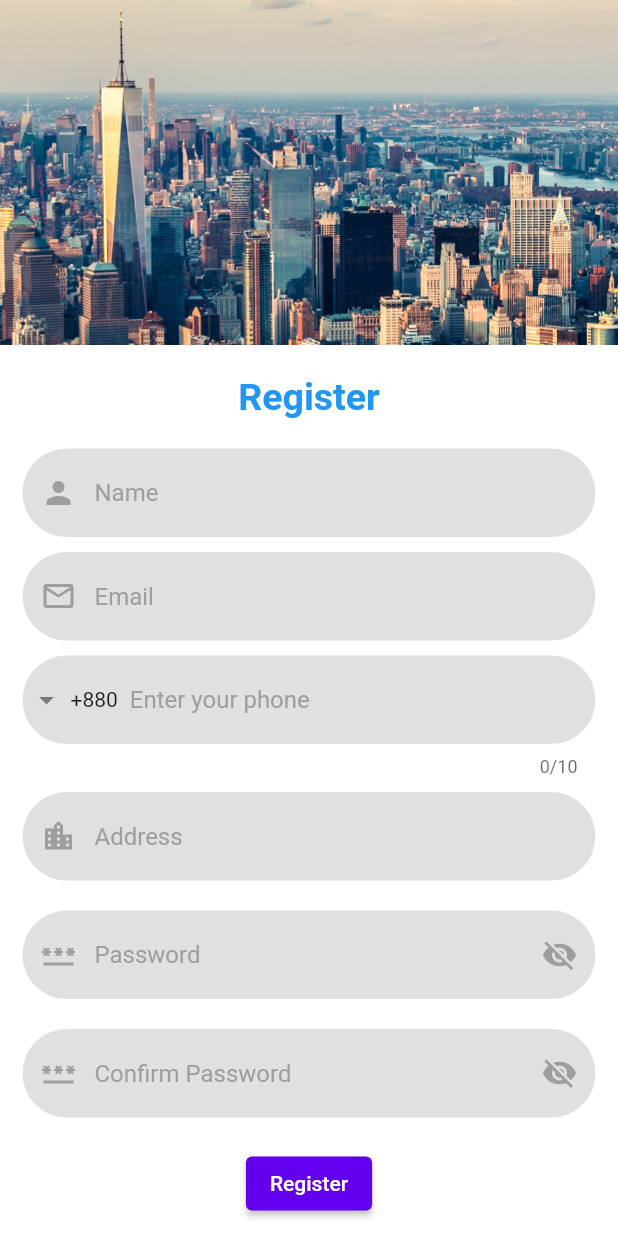
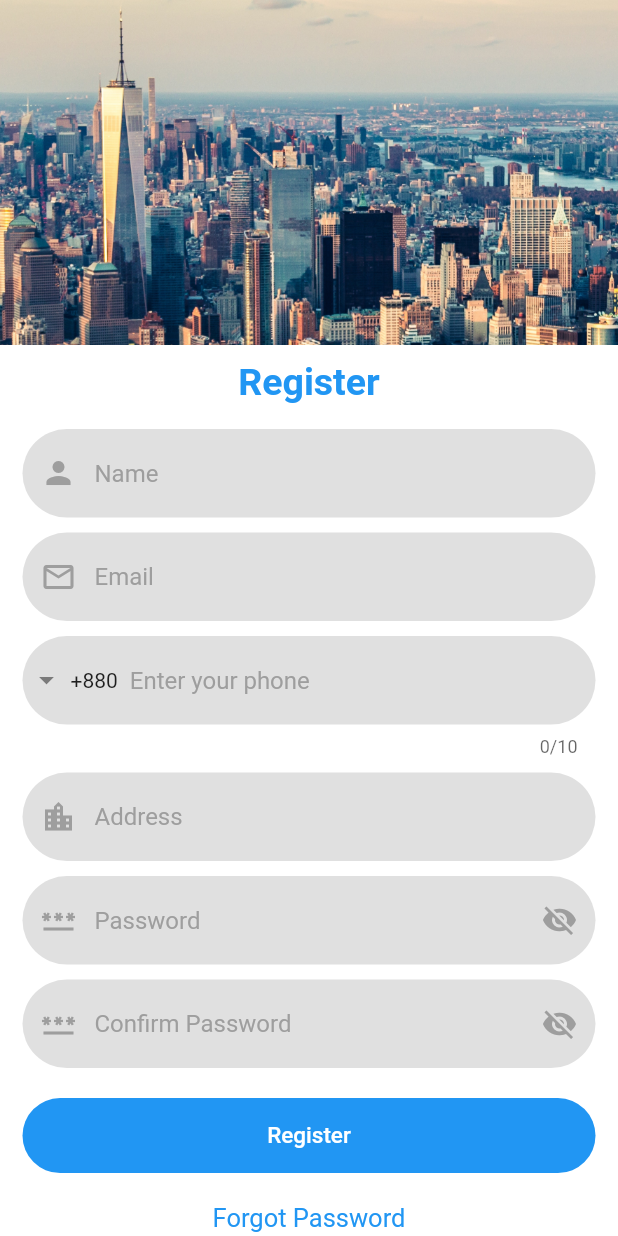
Before and after one commit to LokmanHossen/RideSharing_App_Flutter-Like-Uber, a Flutter app: the screen it shows after launch, on a phone screen of 412 x 824 dp. Run offline on Flutter 3.47's test engine with Material 2 defaults, Android fonts, the phone set to English and light mode, and no system bars; drawn by our look-alikes of intl_phone_field; our stand-ins replace email_validator, firebase_core; accounts and stored records are empty.

Commit message:
RegisterScreen

```diff
--- a/lib/screens/register_screen.dart
+++ b/lib/screens/register_screen.dart
@@ -36,12 +36,22 @@ class _RegisterScreenState extends State<RegisterScreen> {
           children: [
             Column(
               children: [
+                // Container(
+                //   height: 250,
+                //   width: double.infinity,
+                //   child: Image.asset(
+                //     darkTheme
+                //         ? 'assets/images/city2.jpeg'
+                //         : 'assets/images/city.jpeg',
+                //     fit: BoxFit.cover,
+                //   ),
+                // ),
                 Image.asset(
                   darkTheme
                       ? 'assets/images/city2.jpeg'
                       : 'assets/images/city.jpeg',
                 ),
-                const SizedBox(height: 20),
+                const SizedBox(height: 10),
                 Text(
                   'Register',
                   style: TextStyle(
@@ -51,7 +61,7 @@ class _RegisterScreenState extends State<RegisterScreen> {
                   ),
                 ),
                 Padding(
-                  padding: const EdgeInsets.fromLTRB(15, 20, 15, 50),
+                  padding: const EdgeInsets.fromLTRB(15, 17, 15, 50),
                   child: Column(
                     crossAxisAlignment: CrossAxisAlignment.center,
                     children: [
@@ -235,7 +245,7 @@ class _RegisterScreenState extends State<RegisterScreen> {
                                 },
                               ),
                             ),
-                            const SizedBox(height: 20),
+                            const SizedBox(height: 10),
                             TextFormField(
                               obscureText: !_passwordvisible,
                               inputFormatters: [
@@ -299,7 +309,7 @@ class _RegisterScreenState extends State<RegisterScreen> {
                                 },
                               ),
                             ),
-                            const SizedBox(height: 20),
+                            const SizedBox(height: 10),
                             TextFormField(
                               obscureText: !_passwordvisible,
                               inputFormatters: [
@@ -368,12 +378,68 @@ class _RegisterScreenState extends State<RegisterScreen> {
                               ),
                             ),
                             const SizedBox(height: 20),
-                            ElevatedButton(onPressed: () {
-
-                            }, child: Text('Register', ))
+                            ElevatedButton(
+                              style: ElevatedButton.styleFrom(
+                                  backgroundColor: darkTheme
+                                      ? Colors.amber.shade400
+                                      : Colors.blue,
+                                  foregroundColor:
+                                      darkTheme ? Colors.black : Colors.white,
+                                  elevation: 0,
+                                  shape: RoundedRectangleBorder(
+                                    borderRadius: BorderRadius.circular(40),
+                                  ),
+                                  minimumSize: const Size(double.infinity, 50)),
+                              onPressed: () {},
+                              child: const Text(
+                                'Register',
+                                style: TextStyle(
+                                  fontSize: 15,
+                                ),
+                              ),
+                            ),
+                            const SizedBox(height: 20),
+                            GestureDetector(
+                              onTap: () {},
+                              child: Text(
+                                'Forgot Password',
+                                style: TextStyle(
+                                  color: darkTheme
+                                      ? Colors.amber.shade400
+                                      : Colors.blue,
+                                  fontSize: 17,
+                                ),
+                              ),
+                            ),
+                            const SizedBox(height: 7),
+                            Row(
+                              mainAxisAlignment: MainAxisAlignment.center,
+                              children: [
+                                const Text(
+                                  'Have an Account?',
+                                  style: TextStyle(
+                                    color: Colors.grey,
+                                    fontSize: 18,
+                                  ),
+                                ),
+                                const SizedBox(width: 1),
+                                TextButton(
+                                  onPressed: () {},
+                                  child: Text(
+                                    'Sign In',
+                                    style: TextStyle(
+                                      fontSize: 20,
+                                      color: darkTheme
+                                          ? Colors.amber.shade400
+                                          : Colors.blue,
+                                    ),
+                                  ),
+                                )
+                              ],
+                            ),
                           ],
                         ),
-                      )
+                      ),
                     ],
                   ),
                 ),
```
